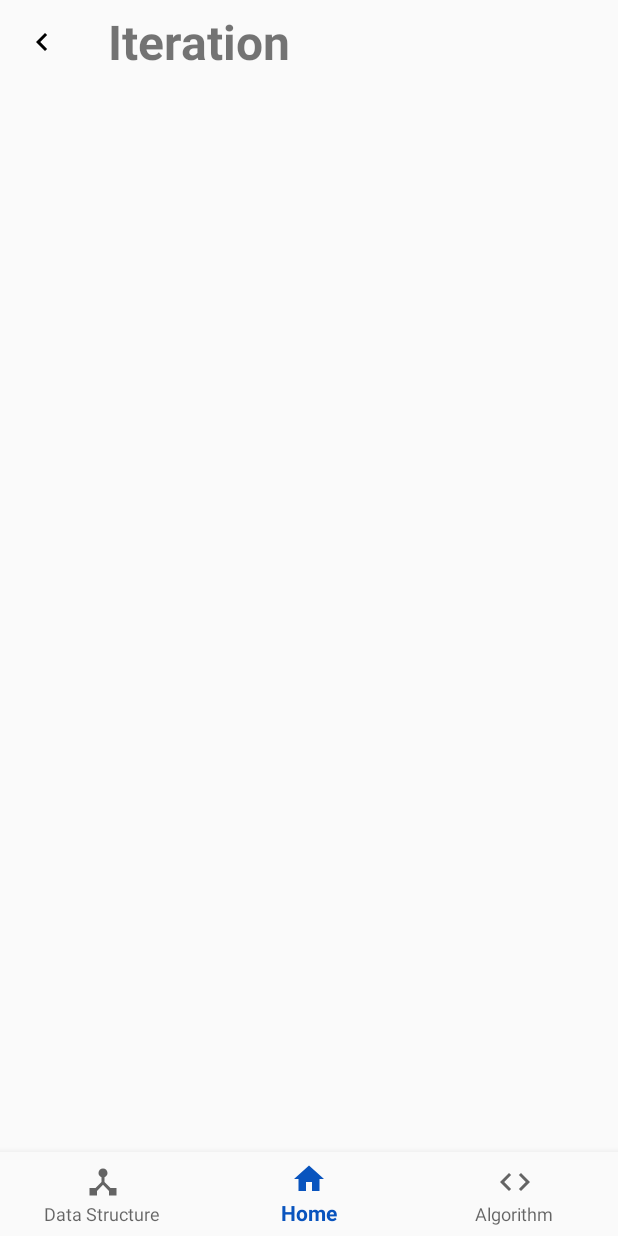
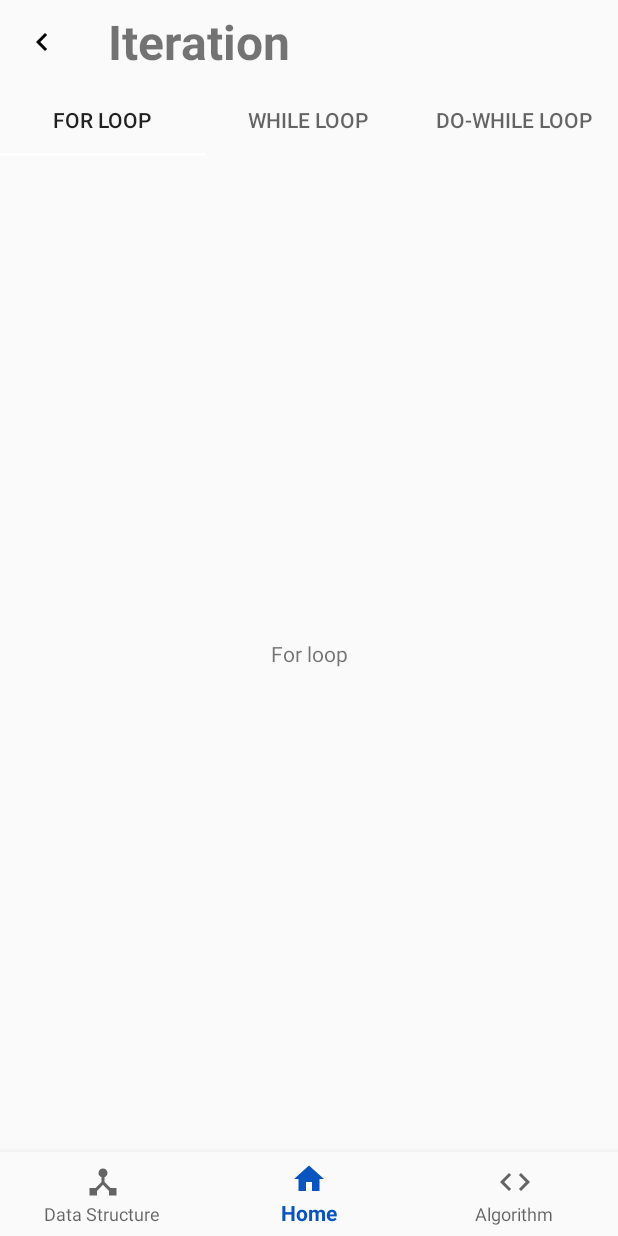
Before and after one commit to Namste-Inc/Data-Structure-and-Algorithm-app, an Android app: the fragment IterationFragment placed in its activity, on a phone screen of 412 x 824 dp. Run offline under Robolectric (Android 15) with nearby library versions, the phone set to English and light mode, and no system bars; 3 statements that could not run were skipped.

Commit message:
Changes
1) Added a tab for the Iteration Hexagon

```diff
--- /dev/null
+++ b/app/src/main/java/com/example/lugdu/datastructuresandalgorithms/algo/iteration/DoWhileLoopFragment.java
@@ -0,0 +1,19 @@
+package com.example.lugdu.datastructuresandalgorithms.algo.iteration;
+
+import android.os.Bundle;
+import android.support.annotation.NonNull;
+import android.support.annotation.Nullable;
+import android.support.v4.app.Fragment;
+import android.view.LayoutInflater;
+import android.view.View;
+import android.view.ViewGroup;
+
+import com.example.lugdu.datastructuresandalgorithms.R;
+
+public class DoWhileLoopFragment extends Fragment {
+    @Nullable
+    @Override
+    public View onCreateView(@NonNull LayoutInflater inflater, @Nullable ViewGroup container, @Nullable Bundle savedInstanceState) {
+        return inflater.inflate(R.layout.fragment_do_while_loop, container,false);
+    }
+}
--- /dev/null
+++ b/app/src/main/java/com/example/lugdu/datastructuresandalgorithms/algo/iteration/ForLoopFragment.java
@@ -0,0 +1,19 @@
+package com.example.lugdu.datastructuresandalgorithms.algo.iteration;
+
+import android.os.Bundle;
+import android.support.annotation.NonNull;
+import android.support.annotation.Nullable;
+import android.support.v4.app.Fragment;
+import android.view.LayoutInflater;
+import android.view.View;
+import android.view.ViewGroup;
+
+import com.example.lugdu.datastructuresandalgorithms.R;
+
+public class ForLoopFragment extends Fragment {
+    @Nullable
+    @Override
+    public View onCreateView(@NonNull LayoutInflater inflater, @Nullable ViewGroup container, @Nullable Bundle savedInstanceState) {
+        return inflater.inflate(R.layout.fragment_for_loop, container,false);
+    }
+}
--- a/app/src/main/java/com/example/lugdu/datastructuresandalgorithms/algo/iteration/IterationFragment.java
+++ b/app/src/main/java/com/example/lugdu/datastructuresandalgorithms/algo/iteration/IterationFragment.java
@@ -1,19 +1,25 @@
 package com.example.lugdu.datastructuresandalgorithms.algo.iteration;
 
+import android.graphics.Color;
 import android.os.Build;
 import android.os.Bundle;
 import android.support.annotation.NonNull;
 import android.support.annotation.Nullable;
 import android.support.annotation.RequiresApi;
+import android.support.design.widget.TabLayout;
 import android.support.v4.app.Fragment;
+import android.support.v4.view.ViewPager;
 import android.support.v7.widget.Toolbar;
 import android.view.LayoutInflater;
 import android.view.View;
 import android.view.ViewGroup;
 import android.widget.TextView;
 
+import com.example.lugdu.datastructuresandalgorithms.PagerAdapter;
 import com.example.lugdu.datastructuresandalgorithms.R;
 import com.example.lugdu.datastructuresandalgorithms.algo.AlgorithmFragment;
+
+import java.util.HashMap;
 
 public class IterationFragment extends Fragment {
     View view;
@@ -23,6 +29,9 @@ public class IterationFragment extends Fragment {
     public View onCreateView(@NonNull LayoutInflater inflater, @Nullable ViewGroup container, @Nullable Bundle savedInstanceState) {
         view = inflater.inflate(R.layout.middle_fragment, container,false);
         getActivity().getWindow().setStatusBarColor(getArguments().getInt("color"));
+        TabLayout tabLayout = view.findViewById(R.id.tabview);
+        tabLayout.setBackgroundColor(getArguments().getInt("color"));
+        tabLayout.setSelectedTabIndicatorColor(Color.WHITE);
         Toolbar toolbar = view.findViewById(R.id.toolbar);
         toolbar.setBackgroundColor(getArguments().getInt("color"));
         toolbar.setNavigationOnClickListener(new View.OnClickListener() {
@@ -33,6 +42,40 @@ public class IterationFragment extends Fragment {
         });
         TextView textView = view.findViewById(R.id.textviewtoolbar);
         textView.setText("Iteration");
+
+        final ViewPager viewPager = view.findViewById(R.id.pager);
+
+        tabLayout.addTab(tabLayout.newTab().setText("For Loop"));
+        tabLayout.addTab(tabLayout.newTab().setText("While Loop"));
+        tabLayout.addTab(tabLayout.newTab().setText("Do-While Loop"));
+        tabLayout.setTabGravity(TabLayout.GRAVITY_FILL);
+
+        HashMap<Integer, Fragment> iteration = new HashMap<>();
+        iteration.put(0,new ForLoopFragment());
+        iteration.put(1,new WhileLoopFragment());
+        iteration.put(2,new DoWhileLoopFragment());
+
+        PagerAdapter pagerAdapter = new PagerAdapter(getFragmentManager(),tabLayout.getTabCount(),iteration);
+        viewPager.setAdapter(pagerAdapter);
+        viewPager.addOnPageChangeListener(new TabLayout.TabLayoutOnPageChangeListener(tabLayout));
+
+        tabLayout.setOnTabSelectedListener(new TabLayout.OnTabSelectedListener() {
+            @Override
+            public void onTabSelected(TabLayout.Tab tab) {
+                viewPager.setCurrentItem(tab.getPosition());
+            }
+
+            @Override
+            public void onTabUnselected(TabLayout.Tab tab) {
+
+            }
+
+            @Override
+            public void onTabReselected(TabLayout.Tab tab) {
+
+            }
+        });
+
         return view;
     }
 }
--- /dev/null
+++ b/app/src/main/java/com/example/lugdu/datastructuresandalgorithms/algo/iteration/WhileLoopFragment.java
@@ -0,0 +1,19 @@
+package com.example.lugdu.datastructuresandalgorithms.algo.iteration;
+
+import android.os.Bundle;
+import android.support.annotation.NonNull;
+import android.support.annotation.Nullable;
+import android.support.v4.app.Fragment;
+import android.view.LayoutInflater;
+import android.view.View;
+import android.view.ViewGroup;
+
+import com.example.lugdu.datastructuresandalgorithms.R;
+
+public class WhileLoopFragment extends Fragment {
+    @Nullable
+    @Override
+    public View onCreateView(@NonNull LayoutInflater inflater, @Nullable ViewGroup container, @Nullable Bundle savedInstanceState) {
+        return inflater.inflate(R.layout.fragment_while_loop, container,false);
+    }
+}
--- /dev/null
+++ b/app/src/main/res/layout/fragment_for_loop.xml
@@ -0,0 +1,11 @@
+<?xml version="1.0" encoding="utf-8"?>
+<android.support.constraint.ConstraintLayout
+    xmlns:android="http://schemas.android.com/apk/res/android" android:layout_width="match_parent"
+    android:layout_height="match_parent">
+    <TextView
+        android:layout_width="match_parent"
+        android:layout_height="match_parent"
+        android:gravity="center"
+        android:text="For loop"/>
+
+</android.support.constraint.ConstraintLayout>
```
Also changed, not shown: app/src/main/res/layout/fragment_do_while_loop.xml (added, +11 -0 lines), app/src/main/res/layout/fragment_while_loop.xml (added, +11 -0 lines).
